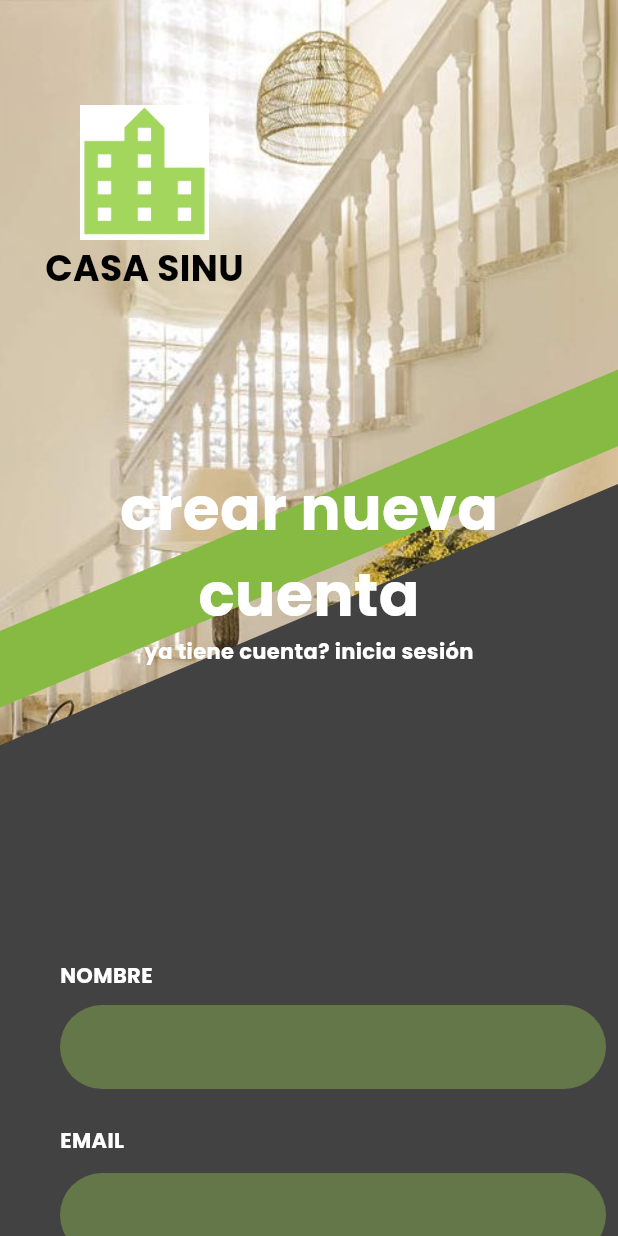
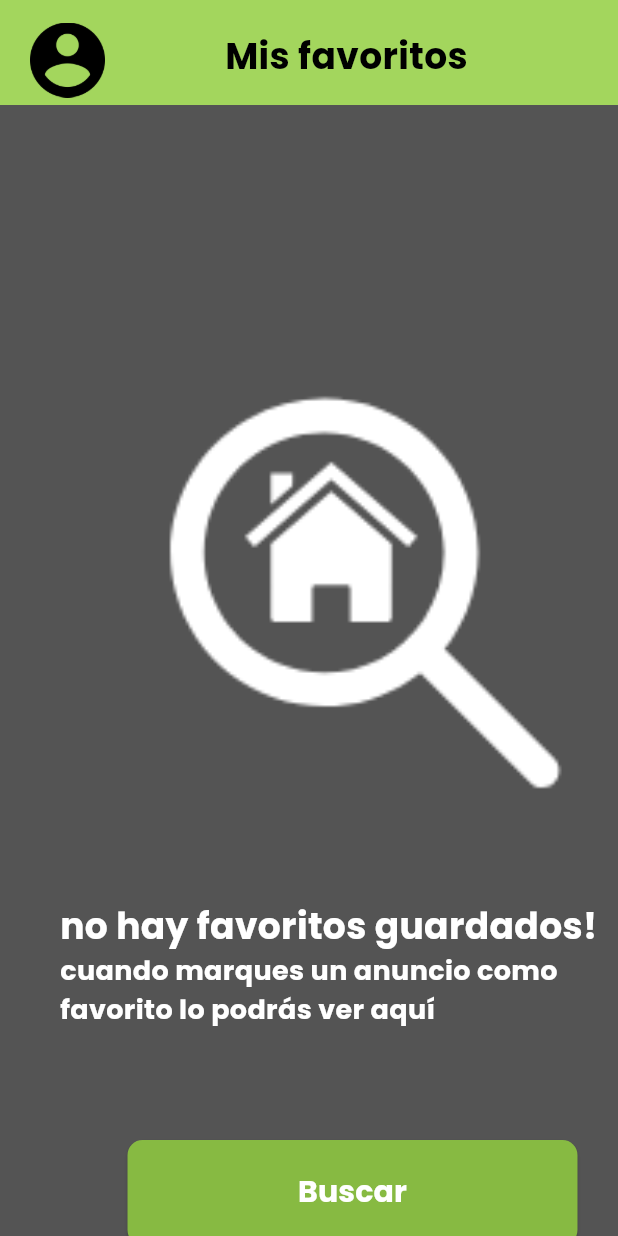
Before and after one commit to LuisRicado77/front-end_sena, a Flutter app: the Inicio screen opened directly, on a phone screen of 412 x 824 dp. Run offline on Flutter 3.47's test engine with Material 3 defaults, Android fonts, the phone set to English and light mode, and no system bars.

Commit message:
interface "favorites" is finished

```diff
--- a/lib/main.dart
+++ b/lib/main.dart
@@ -1,6 +1,8 @@
 import 'package:flutter/material.dart';
 import 'package:app_sena/views/login/login.dart';
 import 'package:app_sena/views/estate/more_information.dart';
+import 'package:app_sena/views/user/favorites.dart';
+import 'package:app_sena/views/login/createAcount.dart';
 
 void main() => runApp(const MyApp());
 
@@ -14,7 +16,7 @@ class MyApp extends StatelessWidget {
         fontFamily: "Poppins",
       ),
       title: "Mi new App",
-      home: const MoreInformation(),
+      home: const Favorites(),
     );
   }
 }
--- a/lib/views/login/CreateAcount.dart
+++ b/lib/views/login/CreateAcount.dart
@@ -1,30 +1,15 @@
 import 'package:flutter/material.dart';
 
-void main() => runApp(const MiApp());
+void main() => runApp(const CreateAcount());
 
-class MiApp extends StatelessWidget {
-  const MiApp({super.key});
+class CreateAcount extends StatefulWidget {
+  const CreateAcount({super.key});
 
   @override
-  Widget build(BuildContext context) {
-    return MaterialApp(
-      theme: ThemeData(
-        fontFamily: 'Poppins',
-      ),
-      title: "Mi App",
-      home: const Inicio(),
-    );
-  }
+  State<CreateAcount> createState() => _InicioState();
 }
 
-class Inicio extends StatefulWidget {
-  const Inicio({super.key});
-
-  @override
-  State<Inicio> createState() => _InicioState();
-}
-
-class _InicioState extends State<Inicio> {
+class _InicioState extends State<CreateAcount> {
   @override
   Widget build(BuildContext context) {
     return Scaffold(
--- /dev/null
+++ b/lib/views/user/favorites.dart
@@ -0,0 +1,166 @@
+import 'package:app_sena/main.dart';
+import 'package:flutter/material.dart';
+
+void main() => runApp(const Favorites());
+
+class Favorites extends StatelessWidget {
+  const Favorites({super.key});
+
+  @override
+  Widget build(BuildContext context) {
+    return MaterialApp(
+      theme: ThemeData(
+        fontFamily: "Poppins",
+      ),
+      title: "MyApp",
+      home: const Inicio(),
+    );
+  }
+}
+
+class Inicio extends StatefulWidget {
+  const Inicio({super.key});
+
+  @override
+  State<Inicio> createState() => _inicioState();
+}
+
+class _inicioState extends State<Inicio> {
+  @override
+  Widget build(BuildContext context) {
+    return Scaffold(
+      body: Container(
+        decoration: const BoxDecoration(color: Color(0xff545454)),
+        child: Stack(
+          children: [
+            // Posicionamos la barra verde
+            Positioned(
+              top: 0,
+              left: 0, // Ajustamos para que la barra comience desde la esquina
+              child: Transform.rotate(
+                angle:
+                    0, // No necesitas rotar la barra si la quieres horizontal
+                child: Container(
+                  width: MediaQuery.of(context)
+                      .size
+                      .width, // Ancho del dispositivo
+                  height: 70, // Grosor de la barra
+                  color: const Color(0xFFa3d65d), // Color verde
+                ),
+              ),
+            ),
+
+            // Posicionamos la imagen de usuario
+            Positioned(
+              top:
+                  15, // Ajustamos para darle más margen desde la parte superior
+              left: 20, // Añadimos más espacio desde la izquierda
+              child: Container(
+                height: 50, // Altura de la imagen
+                width: 50, // Ancho de la imagen
+                decoration: const BoxDecoration(
+                  image: DecorationImage(
+                    image: AssetImage("assets/icons/user.png"),
+                    fit: BoxFit.contain,
+                  ),
+                ),
+              ),
+            ),
+
+            // Posicionamos el texto "data"
+            Positioned(
+              top: 20, // Ajustamos para colocarlo debajo de la barra e imagen
+              left: 150, // Alineamos con la imagen del usuario
+              child: const Text(
+                "Mis favoritos",
+                style: TextStyle(fontSize: 24, color: Colors.black),
+              ),
+            ),
+            Positioned(
+              top:
+                  250, // Ajustamos para darle más margen desde la parte superior
+              left: 50, // Añadimos más espacio desde la izquierda
+              child: Container(
+                height: 300, // Altura de la imagen
+                width: 350, // Ancho de la imagen
+                decoration: const BoxDecoration(
+                  image: DecorationImage(
+                    image: AssetImage("assets/images/seacherwithhouse.png"),
+                    fit: BoxFit.contain,
+                  ),
+                ),
+              ),
+            ),
+            Positioned(
+              top: 600, // Ajustamos para colocarlo debajo de la barra e imagen
+              left: 40, // Alineamos con la imagen del usuario
+              child: Column(
+                crossAxisAlignment: CrossAxisAlignment.start,
+                children: [
+                  const Text(
+                    "no hay favoritos guardados!",
+                    style: TextStyle(
+                      fontSize: 24,
+                      color: Colors.white,
+                      fontWeight: FontWeight.bold,
+                    ),
+                  ),
+                  const Text(
+                    "cuando marques un anuncio como ",
+                    style: TextStyle(
+                      fontSize: 18,
+                      color: Colors.white,
+                    ),
+                  ),
+                  const Text(
+                    "favorito lo podrás ver aquí",
+                    style: TextStyle(
+                      fontSize: 18,
+                      color: Colors.white,
+                    ),
+                  ),
+                ],
+              ),
+            ),
+            Positioned(
+              child: bottom(),
+            )
+          ],
+        ),
+      ),
+    );
+  }
+}
+
+Widget bottom() {
+  return Stack(
+    children: [
+      Positioned(
+        top: 760, // Distancia desde la parte superior
+        left: 85, // Distancia desde la izquierda
+        child: ElevatedButton(
+          style: ElevatedButton.styleFrom(
+              minimumSize: const Size(300, 70),
+              backgroundColor:
+                  const Color(0xff87ba42), // Color de fondo del botón
+              foregroundColor: Colors.white, // Color del texto
+              disabledBackgroundColor:
+                  Colors.grey, // Color cuando el botón está deshabilitado
+
+              shape: RoundedRectangleBorder(
+                  borderRadius: BorderRadius.circular(10),
+                  side: BorderSide.none)),
+          onPressed: () {
+            print("Botón presionado");
+          },
+          child: const Text(
+            'Buscar',
+            style: TextStyle(
+              fontSize: 20,
+            ),
+          ),
+        ),
+      ),
+    ],
+  );
+}
--- /dev/null
+++ b/lib/views/user/publicar_propiedad.dart
@@ -0,0 +1,17 @@
+import 'package:app_sena/main.dart';
+
+void main() => MyApp(const PublicarPropiedad());
+
+class PublicarPropiedad extends StatefulWidget {
+  const PublicarPropiedad({super.key});
+
+  @override
+  State<PublicarPropiedad> createState() => _PublicarPropiedadState();
+}
+
+class _PublicarPropiedadState extends State<PublicarPropiedad> {
+  @override
+  Widget build(BuildContext context) {
+    return Container();
+  }
+}
--- a/pubspec.yaml
+++ b/pubspec.yaml
@@ -31,8 +31,10 @@ flutter:
     - assets/images/entrada.jpeg
     - assets/images/filtro.jpeg
     - assets/icons/login.png
+    - assets/icons/user.png
     - assets/images/logo.jpeg
     - assets/images/ref.jpeg
     - assets/images/terreno.jpeg
     - assets/images/venta.jpeg
     - assets/images/muebles.jpeg
+    - assets/images/seacherwithhouse.png
```
Also changed, not shown: assets/icons/user.png (added), assets/images/seacherwithhouse.png (added).
